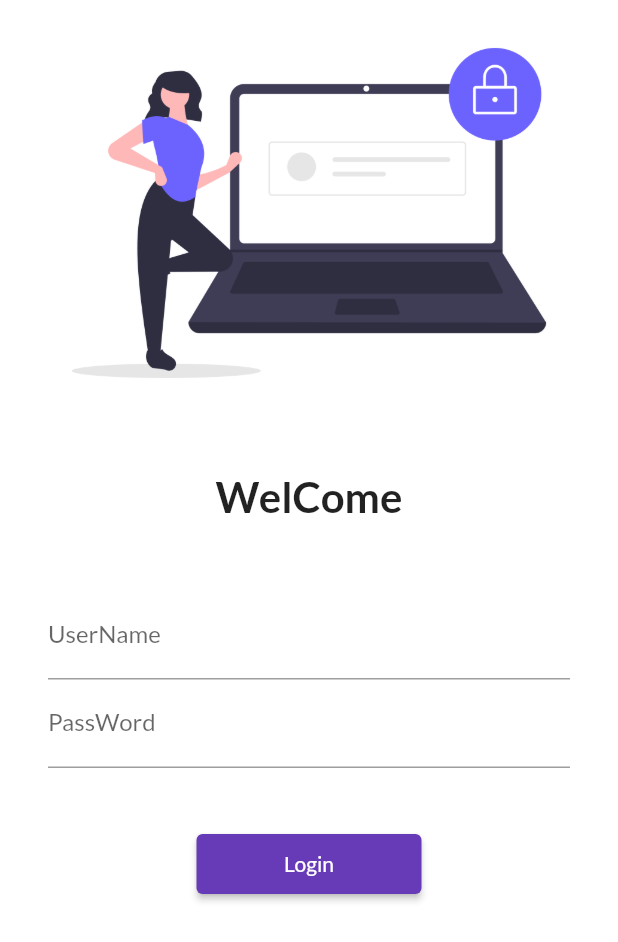
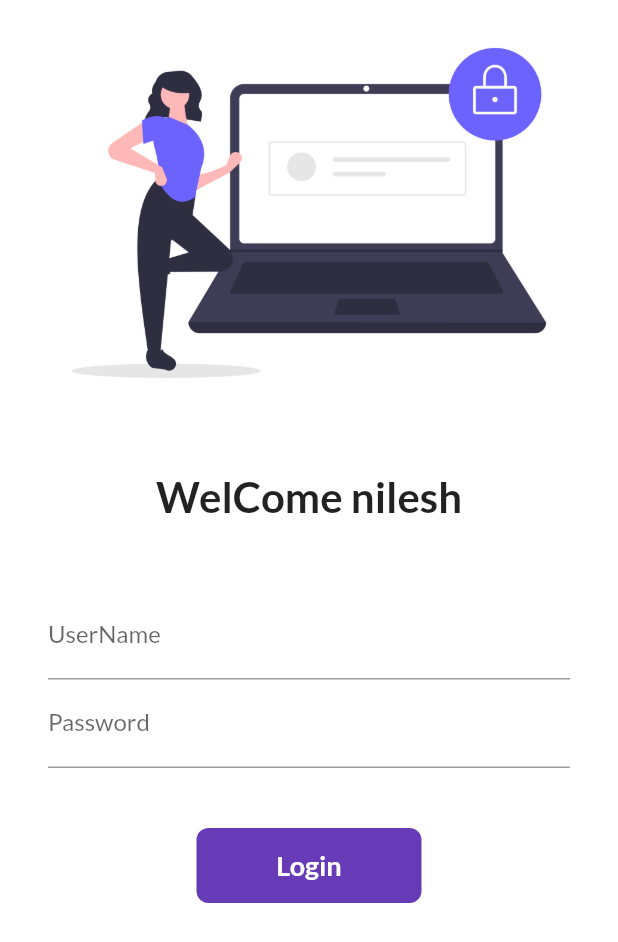
Before and after one commit to nilesh4597/Flutter-pRACTICE, a Flutter app: the LoginPage screen opened by its route, on a phone screen of 412 x 824 dp. Shown: the top 942 px of the screen. Run offline on Flutter 3.47's test engine with Material 2 defaults, Android fonts, the light colour scheme and no system bars; our stand-ins replace google_fonts.

Commit message:
worked on login page

```diff
--- a/lib/Pages/loginPage.dart
+++ b/lib/Pages/loginPage.dart
@@ -1,6 +1,14 @@
 import 'package:flutter/material.dart';
 import 'package:my_practice_project/utils/routes.dart';
-class LoginPage extends StatelessWidget {
+
+class LoginPage extends StatefulWidget {
+  @override
+  State<LoginPage> createState() => _LoginPageState();
+}
+
+class _LoginPageState extends State<LoginPage> {
+  String name = "nilesh";
+  bool changeButton = false;
   @override
   Widget build(BuildContext context) {
     return Material(
@@ -10,7 +18,7 @@
           children: [
             Image.asset("assets/images/login_image.png", fit: BoxFit.cover),
             SizedBox(height: 30.0),
-            Text("WelCome",
+            Text("WelCome $name",
                 style: TextStyle(fontSize: 28, fontWeight: FontWeight.bold)),
             SizedBox(height: 30.0),
             Padding(
@@ -20,22 +28,57 @@
                     TextFormField(
                       decoration: InputDecoration(
                           hintText: "Enter User Name", labelText: ("UserName")),
+                      onChanged: (value) {
+                        setState(() {
+                          name = value;
+                        });
+                      },
                     ),
                     TextFormField(
                       obscureText: true,
                       decoration: InputDecoration(
                         hintText: "Enter Password",
-                        labelText: ("PassWord"),
+                        labelText: ("Password"),
                       ),
                     ),
                     SizedBox(height: 40.0),
-                    ElevatedButton(
-                      child: Text("Login"),
-                      style: TextButton.styleFrom(minimumSize: Size(150, 40)),
-                      onPressed: () {
+                    InkWell(
+                      onTap: () async {
+
+
+                        setState(() {
+                           changeButton = true;
+                        });
+                        await Future.delayed(Duration(seconds: 1));
                         Navigator.pushNamed(context, MyRoutes.homeRoute);
                       },
+                      child: AnimatedContainer(
+                        duration: Duration(seconds: 1),
+                        width: changeButton ? 50 : 150,
+                        height: 50,
+                        alignment: Alignment.center,
+                        child:changeButton ? Icon(Icons.done, color:Colors.white) : Text("Login",
+                            style: TextStyle(
+                                color: Colors.white,
+                                fontWeight: FontWeight.bold,
+                                fontSize: 18)),
+                        decoration: BoxDecoration(
+                            borderRadius: BorderRadius.circular(changeButton? 50 : 8),
+                            color: Colors.deepPurple,
+                            // shape: changeButton?
+                            //       BoxShape.circle :
+                            //       BoxShape.rectangle,
+                            ),
+                      ),
                     )
+
+                    // ElevatedButton(
+                    //   child: Text("Login"),
+                    //   style: TextButton.styleFrom(minimumSize: Size(150, 40)),
+                    //   onPressed: () {
+                    //     Navigator.pushNamed(context, MyRoutes.homeRoute);
+                    //   },
+                    // )
                   ],
                 ))
           ],
```
